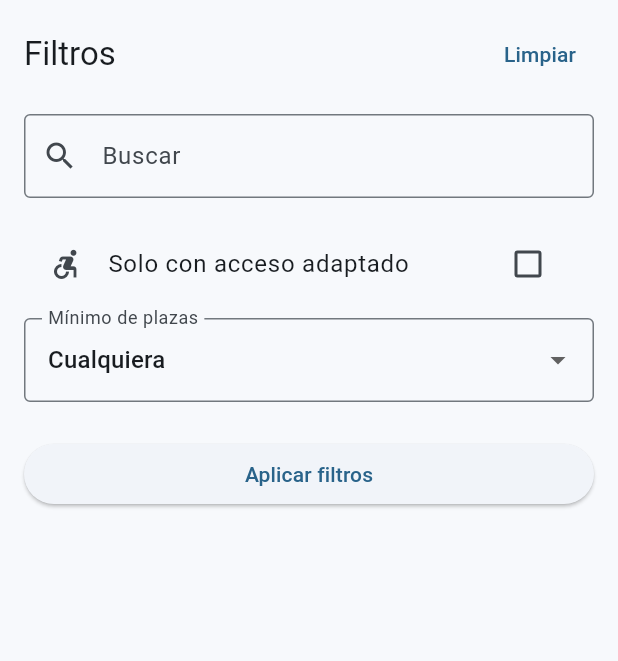
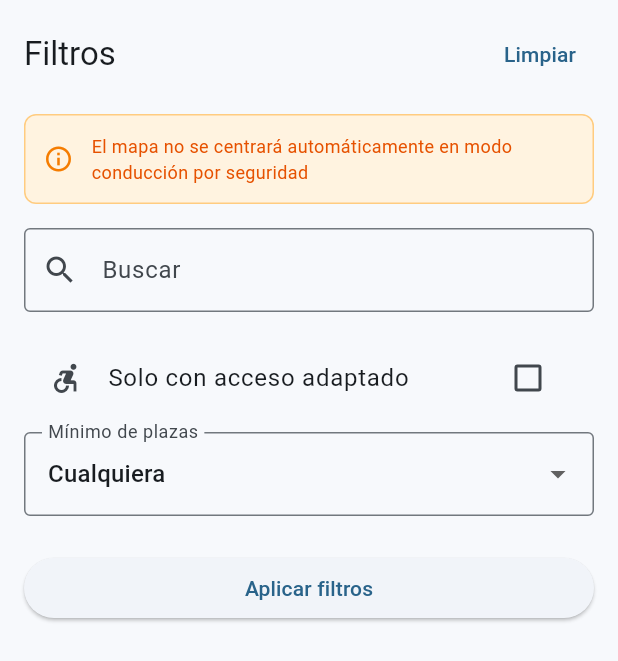
Before and after one commit to Javisandomcoder/aparcamalaga, a Flutter app: the FilterBottomSheet widget shown alone on an empty page, opened directly, on a phone screen of 412 x 824 dp. Shown: the top 661 px of the screen. Run offline on Flutter 3.47's test engine with Material 3 defaults, Android fonts, the phone set to English and light mode, and no system bars; our stand-ins replace flutter_cache_manager, flutter_map, flutter_riverpod, geolocator, latlong2, shared_preferences; missing offline and left inert: flutter_map_marker_cluster; accounts and stored records are empty; network calls fail.

Commit message:
Añade aviso de seguridad en filtros durante modo conducción
Muestra un banner informativo naranja cuando se abren los filtros en modo conducción, explicando que el auto-centrado está desactivado por seguridad

```diff
--- a/lib/features/parking/presentation/widgets/filter_bottom_sheet.dart
+++ b/lib/features/parking/presentation/widgets/filter_bottom_sheet.dart
@@ -63,6 +63,7 @@ class _FilterBottomSheetState extends ConsumerState<FilterBottomSheet> {
   @override
   Widget build(BuildContext context) {
     final ownerships = ref.watch(availableOwnershipsProvider);
+    final isDriveMode = ref.watch(driveModeProvider);
 
     return SafeArea(
       child: Padding(
@@ -90,6 +91,35 @@ class _FilterBottomSheetState extends ConsumerState<FilterBottomSheet> {
               ],
             ),
             const SizedBox(height: 16),
+            if (isDriveMode)
+              Container(
+                padding: const EdgeInsets.all(12),
+                margin: const EdgeInsets.only(bottom: 16),
+                decoration: BoxDecoration(
+                  color: Colors.orange.shade50,
+                  borderRadius: BorderRadius.circular(8),
+                  border: Border.all(color: Colors.orange.shade200),
+                ),
+                child: Row(
+                  children: [
+                    Icon(
+                      Icons.info_outline,
+                      color: Colors.orange.shade700,
+                      size: 20,
+                    ),
+                    const SizedBox(width: 12),
+                    Expanded(
+                      child: Text(
+                        'El mapa no se centrará automáticamente en modo conducción por seguridad',
+                        style: TextStyle(
+                          fontSize: 12,
+                          color: Colors.orange.shade900,
+                        ),
+                      ),
+                    ),
+                  ],
+                ),
+              ),
             TextField(
               controller: _searchController,
               decoration: const InputDecoration(
```
